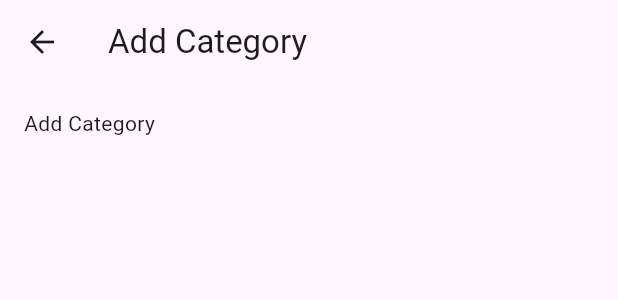
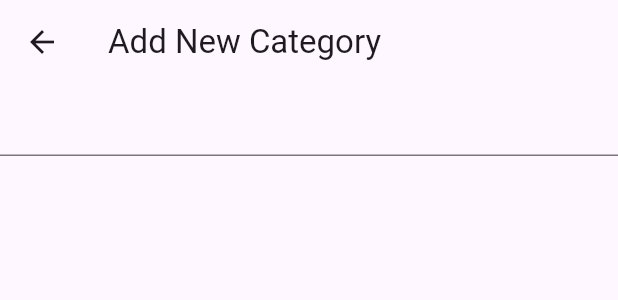
Before and after one commit to zaibugemi/bill_cal, a Flutter app: the SettingsPage widget shown alone on an empty page, opened directly, after a tap on "Add Category", on a phone screen of 412 x 824 dp. Shown: the top 300 px of the screen. Run offline on Flutter 3.47's test engine with Material 2 defaults, Android fonts, the phone set to English and light mode, and no system bars.

Commit message:
feat: start implementing our own add new category screen

```diff
--- a/lib/main.dart
+++ b/lib/main.dart
@@ -279,7 +279,7 @@ class SettingsPage extends StatelessWidget {
               Navigator.push(
                   context,
                   MaterialPageRoute(
-                      builder: (context) => const CategoryScreen()));
+                      builder: (context) => const AddCategoryForm()));
             },
             child: const Text('Add Category'))
       ],
@@ -287,17 +287,38 @@ class SettingsPage extends StatelessWidget {
   }
 }
 
-class CategoryScreen extends StatelessWidget {
-  const CategoryScreen({super.key});
+class AddCategoryForm extends StatefulWidget {
+  const AddCategoryForm({super.key});
+
+  @override
+  AddCategoryFormState createState() {
+    return AddCategoryFormState();
+  }
+}
+
+class AddCategoryFormState extends State<AddCategoryForm> {
+  final _formKey = GlobalKey<FormState>();
 
   @override
   Widget build(BuildContext context) {
     return Scaffold(
-        appBar: AppBar(
-          title: const Text('Add Category'),
-        ),
-        body: const Padding(
-            padding: EdgeInsets.all(16), child: Text('Add Category')));
+      appBar: AppBar(title: const Text('Add New Category')),
+      body: Form(
+          key: _formKey,
+          child: Column(
+            children: [
+              TextFormField(
+                keyboardType: TextInputType.number,
+                validator: (value) {
+                  if (value == null || value.isEmpty) {
+                    return 'Please enter a valid number';
+                  }
+                  return null;
+                },
+              )
+            ],
+          )),
+    );
   }
 }
 
```
